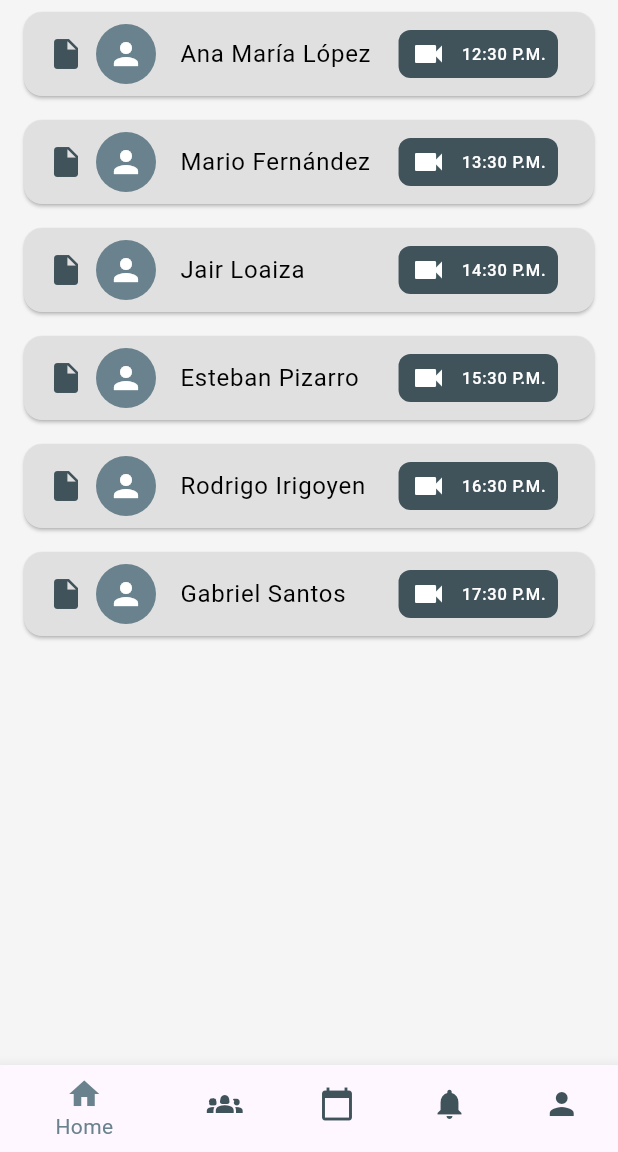
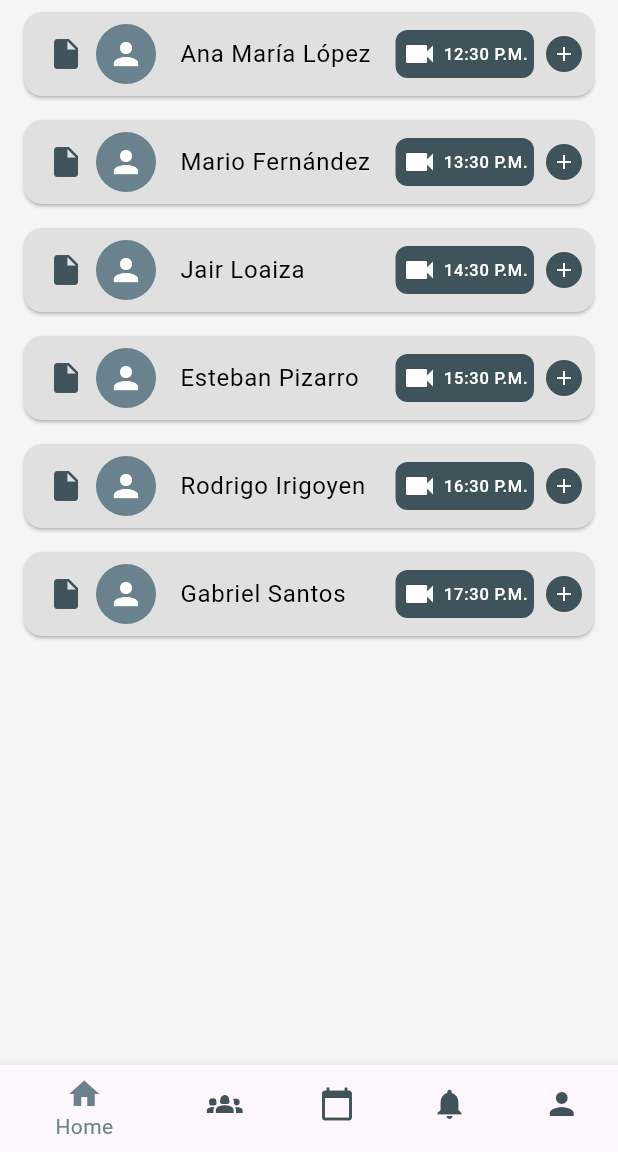
Before and after one commit to Fundamentos-3584-ninjacode-hormonalcare/mobile, a Flutter app: the screen it shows after launch, on a phone screen of 412 x 824 dp, the part 84-1236 px from its top. Run offline on Flutter 3.47's test engine with Material 3 defaults, Android fonts, the phone set to English and light mode, and no system bars; our stand-ins replace confetti, shared_preferences.

Commit message:
feat(appointment): Added icen to add new medical appointment.

```diff
--- a/lib/scr/features/appointment/presentation/pages/patients_list_screen.dart
+++ b/lib/scr/features/appointment/presentation/pages/patients_list_screen.dart
@@ -1,5 +1,6 @@
 import 'package:flutter/material.dart';
 import 'package:trabajo_moviles_ninjacode/scr/features/medical_record/diagnosis/presentation/pages/consultation_screen.dart';
+import 'package:trabajo_moviles_ninjacode/scr/features/appointment/presentation/widgets/appointment_form.dart';
 
 class HomePatientsScreen extends StatelessWidget {
   final List<Map<String, String>> patients = [
@@ -30,7 +31,9 @@ class HomePatientsScreen extends StatelessWidget {
           return Card(
             color: Color(0xFFE0E0E0),
             margin: EdgeInsets.symmetric(horizontal: 16, vertical: 8),
-            child: ListTile(
+            child: Stack(
+              children: [
+                ListTile(
                   leading: Row(
                     mainAxisSize: MainAxisSize.min,
                     children: [
@@ -54,8 +57,10 @@ class HomePatientsScreen extends StatelessWidget {
                     patients[index]['name']!,
                     style: TextStyle(color: Color.fromARGB(255, 0, 0, 0)),
                   ),
-              trailing: Container(
-                padding: EdgeInsets.symmetric(horizontal: 8, vertical: 4),
+                  trailing: Padding(
+                    padding: EdgeInsets.only(right: 16), // Move the container to the left
+                    child: Container(
+                      padding: EdgeInsets.symmetric(horizontal: 4, vertical: 4), // Adjusted padding
                       decoration: BoxDecoration(
                         color: Color(0xFF40535B),
                         borderRadius: BorderRadius.circular(8),
@@ -64,7 +69,7 @@ class HomePatientsScreen extends StatelessWidget {
                         mainAxisSize: MainAxisSize.min,
                         children: [
                           Icon(Icons.videocam, color: Colors.white),
-                    SizedBox(width: 10),
+                          SizedBox(width: 4), // Adjusted spacing
                           Text(
                             patients[index]['time']!,
                             style: TextStyle(color: Colors.white),
@@ -73,6 +78,39 @@ class HomePatientsScreen extends StatelessWidget {
                       ),
                     ),
                   ),
+                ),
+                Positioned(
+                  right: 8,
+                  top: 0,
+                  bottom: 0,
+                  child: Align(
+                    alignment: Alignment.center,
+                    child: CircleAvatar(
+                      radius: 12, // Half the size of the original
+                      backgroundColor: Color(0xFF40535B),
+                      child: Center(
+                        child: IconButton(
+                          padding: EdgeInsets.zero,
+                          icon: Icon(Icons.add, color: Colors.white, size: 16),
+                          onPressed: () {
+                            showDialog(
+                              context: context,
+                              builder: (BuildContext context) {
+                                return AlertDialog(
+                                  title: Text('Add Medical Appointment'),
+                                  titleTextStyle: TextStyle(color: Color(0xFF40535B), fontWeight: FontWeight.bold),
+                                  content: AppointmentForm(),
+                                );
+                              },
+                            );
+                          },
+                        ),
+                      ),
+                    ),
+                  ),
+                ),
+              ],
+            ),
           );
         },
       ),
```
Also changed, not shown: lib/scr/features/appointment/presentation/widgets/appointment_form.dart (+12 -6 lines), lib/scr/features/medical_record/diagnosis/presentation/pages/consultation_screen.dart (+10 -0 lines), lib/scr/features/medical_record/diagnosis/presentation/widgets/lab_test_section.dart (+24 -7 lines), lib/scr/features/medical_record/diagnosis/presentation/widgets/medication_section.dart (+14 -2 lines). Lines whose indentation alone changed are shown as unchanged.
